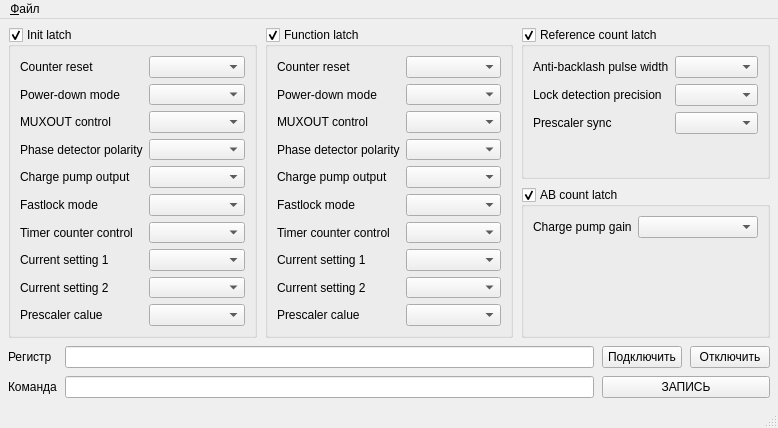
Above: mainwindow.ui from igrekus/adf3114 before the change. Below: the same form after it.
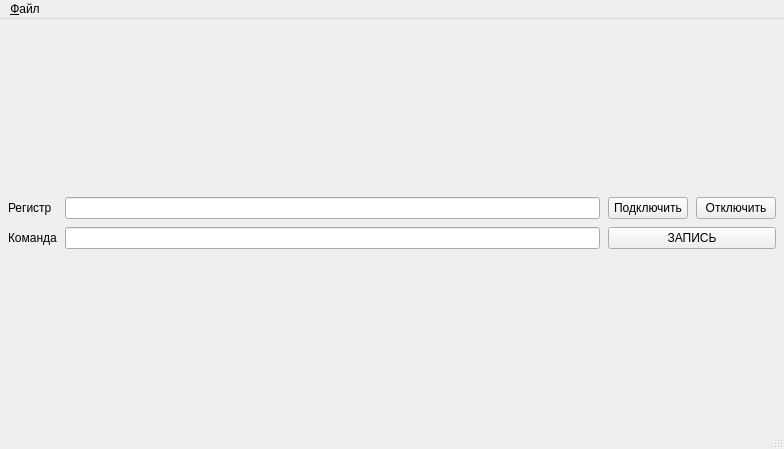
That is the form after the change.

Commit message: Add latch widgets

The edit to the form file:
```diff
--- a/mainwindow.ui
+++ b/mainwindow.ui
@@ -6,15 +6,15 @@
    <rect>
     <x>0</x>
     <y>0</y>
-    <width>778</width>
-    <height>428</height>
+    <width>784</width>
+    <height>449</height>
    </rect>
   </property>
   <property name="windowTitle">
    <string>Программатор для ADF3114</string>
   </property>
   <widget class="QWidget" name="centralwidget">
-   <layout class="QVBoxLayout" name="verticalLayout_6">
+   <layout class="QVBoxLayout" name="verticalLayout_5">
     <property name="spacing">
      <number>8</number>
     </property>
@@ -31,565 +31,7 @@
      <number>8</number>
     </property>
     <item>
-     <layout class="QHBoxLayout" name="horizontalLayout">
-      <item>
-       <widget class="QGroupBox" name="grpInit">
-        <property name="title">
-         <string>Init latch</string>
-        </property>
-        <property name="checkable">
-         <bool>true</bool>
-        </property>
-        <layout class="QVBoxLayout" name="verticalLayout_4">
-         <item>
-          <layout class="QFormLayout" name="formLayout_4">
-           <item row="0" column="0">
-            <widget class="QLabel" name="lblCountResetInit">
-             <property name="text">
-              <string>Counter reset</string>
-             </property>
-             <property name="buddy">
-              <cstring>comboCountResetFunc</cstring>
-             </property>
-            </widget>
-           </item>
-           <item row="0" column="1">
-            <widget class="QComboBox" name="comboCountResetInit">
-             <property name="minimumSize">
-              <size>
-               <width>0</width>
-               <height>20</height>
-              </size>
-             </property>
-            </widget>
-           </item>
-           <item row="1" column="0">
-            <widget class="QLabel" name="lblPowdownInit">
-             <property name="text">
-              <string>Power-down mode</string>
-             </property>
-             <property name="buddy">
-              <cstring>comboPowdownFunc</cstring>
-             </property>
-            </widget>
-           </item>
-           <item row="1" column="1">
-            <widget class="QComboBox" name="comboPowdownInit">
-             <property name="minimumSize">
-              <size>
-               <width>0</width>
-               <height>20</height>
-              </size>
-             </property>
-            </widget>
-           </item>
-           <item row="2" column="0">
-            <widget class="QLabel" name="lblMuxoutInit">
-             <property name="text">
-              <string>MUXOUT control</string>
-             </property>
-             <property name="buddy">
-              <cstring>comboMuxoutFunc</cstring>
-             </property>
-            </widget>
-           </item>
-           <item row="2" column="1">
-            <widget class="QComboBox" name="comboMuxoutInit">
-             <property name="minimumSize">
-              <size>
-               <width>0</width>
-               <height>20</height>
-              </size>
-             </property>
-            </widget>
-           </item>
-           <item row="3" column="0">
-            <widget class="QLabel" name="lblPdPolarityInit">
-             <property name="text">
-              <string>Phase detector polarity</string>
-             </property>
-             <property name="buddy">
-              <cstring>comboPdPolarityFunc</cstring>
-             </property>
-            </widget>
-           </item>
-           <item row="3" column="1">
-            <widget class="QComboBox" name="comboPdPolarityInit">
-             <property name="minimumSize">
-              <size>
-               <width>0</width>
-               <height>20</height>
-              </size>
-             </property>
-            </widget>
-           </item>
-           <item row="4" column="0">
-            <widget class="QLabel" name="lblCpOutInit">
-             <property name="text">
-              <string>Charge pump output</string>
-             </property>
-             <property name="buddy">
-              <cstring>comboCpOutFunc</cstring>
-             </property>
-            </widget>
-           </item>
-           <item row="4" column="1">
-            <widget class="QComboBox" name="comboCpOutInit">
-             <property name="minimumSize">
-              <size>
-               <width>0</width>
-               <height>20</height>
-              </size>
-             </property>
-            </widget>
-           </item>
-           <item row="5" column="0">
-            <widget class="QLabel" name="lblFastlockInit">
-             <property name="text">
-              <string>Fastlock mode</string>
-             </property>
-             <property name="buddy">
-              <cstring>comboFastlockFunc</cstring>
-             </property>
-            </widget>
-           </item>
-           <item row="5" column="1">
-            <widget class="QComboBox" name="comboFastlockInit">
-             <property name="minimumSize">
-              <size>
-               <width>0</width>
-               <height>20</height>
-              </size>
-             </property>
-            </widget>
-           </item>
-           <item row="6" column="0">
-            <widget class="QLabel" name="lblTimerInit">
-             <property name="text">
-              <string>Timer counter control</string>
-             </property>
-             <property name="buddy">
-              <cstring>comboTimerFunc</cstring>
-             </property>
-            </widget>
-           </item>
-           <item row="6" column="1">
-            <widget class="QComboBox" name="comboTimerInit">
-             <property name="minimumSize">
-              <size>
-               <width>0</width>
-               <height>20</height>
-              </size>
-             </property>
-            </widget>
-           </item>
-           <item row="7" column="0">
-            <widget class="QLabel" name="lblCurrent1Init">
-             <property name="text">
-              <string>Current setting 1</string>
-             </property>
-             <property name="buddy">
-              <cstring>comboCurrent1Func</cstring>
-             </property>
-            </widget>
-           </item>
-           <item row="7" column="1">
-            <widget class="QComboBox" name="comboCurrent1Init">
-             <property name="minimumSize">
-              <size>
-               <width>0</width>
-               <height>20</height>
-              </size>
-             </property>
-            </widget>
-           </item>
-           <item row="8" column="0">
-            <widget class="QLabel" name="lblCurrent2Init">
-             <property name="text">
-              <string>Current setting 2</string>
-             </property>
-             <property name="buddy">
-              <cstring>comboCurrent2Func</cstring>
-             </property>
-            </widget>
-           </item>
-           <item row="8" column="1">
-            <widget class="QComboBox" name="comboCurrent2Init">
-             <property name="minimumSize">
-              <size>
-               <width>0</width>
-               <height>20</height>
-              </size>
-             </property>
-            </widget>
-           </item>
-           <item row="9" column="0">
-            <widget class="QLabel" name="lblPrescalerInit">
-             <property name="text">
-              <string>Prescaler calue</string>
-             </property>
-             <property name="buddy">
-              <cstring>comboPrescalerFunc</cstring>
-             </property>
-            </widget>
-           </item>
-           <item row="9" column="1">
-            <widget class="QComboBox" name="comboPrescalerInit">
-             <property name="minimumSize">
-              <size>
-               <width>0</width>
-               <height>20</height>
-              </size>
-             </property>
-            </widget>
-           </item>
-          </layout>
-         </item>
-        </layout>
-       </widget>
-      </item>
-      <item>
-       <widget class="QGroupBox" name="grpFunc">
-        <property name="title">
-         <string>Function latch</string>
-        </property>
-        <property name="checkable">
-         <bool>true</bool>
-        </property>
-        <layout class="QVBoxLayout" name="verticalLayout_3">
-         <item>
-          <layout class="QFormLayout" name="formLayout_3">
-           <item row="0" column="0">
-            <widget class="QLabel" name="lblCountResetFunc">
-             <property name="text">
-              <string>Counter reset</string>
-             </property>
-             <property name="buddy">
-              <cstring>comboCountResetFunc</cstring>
-             </property>
-            </widget>
-           </item>
-           <item row="0" column="1">
-            <widget class="QComboBox" name="comboCountResetFunc">
-             <property name="minimumSize">
-              <size>
-               <width>0</width>
-               <height>20</height>
-              </size>
-             </property>
-            </widget>
-           </item>
-           <item row="1" column="0">
-            <widget class="QLabel" name="lblPowdownFunc">
-             <property name="text">
-              <string>Power-down mode</string>
-             </property>
-             <property name="buddy">
-              <cstring>comboPowdownFunc</cstring>
-             </property>
-            </widget>
-           </item>
-           <item row="1" column="1">
-            <widget class="QComboBox" name="comboPowdownFunc">
-             <property name="minimumSize">
-              <size>
-               <width>0</width>
-               <height>20</height>
-              </size>
-             </property>
-            </widget>
-           </item>
-           <item row="2" column="0">
-            <widget class="QLabel" name="lblMuxoutFunc">
-             <property name="text">
-              <string>MUXOUT control</string>
-             </property>
-             <property name="buddy">
-              <cstring>comboMuxoutFunc</cstring>
-             </property>
-            </widget>
-           </item>
-           <item row="2" column="1">
-            <widget class="QComboBox" name="comboMuxoutFunc">
-             <property name="minimumSize">
-              <size>
-               <width>0</width>
-               <height>20</height>
-              </size>
-             </property>
-            </widget>
-           </item>
-           <item row="3" column="0">
-            <widget class="QLabel" name="lblPdPolarityFunc">
-             <property name="text">
-              <string>Phase detector polarity</string>
-             </property>
-             <property name="buddy">
-              <cstring>comboPdPolarityFunc</cstring>
-             </property>
-            </widget>
-           </item>
-           <item row="3" column="1">
-            <widget class="QComboBox" name="comboPdPolarityFunc">
-             <property name="minimumSize">
-              <size>
-               <width>0</width>
-               <height>20</height>
-              </size>
-             </property>
-            </widget>
-           </item>
-           <item row="4" column="0">
-            <widget class="QLabel" name="lblCpOutFunc">
-             <property name="text">
-              <string>Charge pump output</string>
-             </property>
-             <property name="buddy">
-              <cstring>comboCpOutFunc</cstring>
-             </property>
-            </widget>
-           </item>
-           <item row="4" column="1">
-            <widget class="QComboBox" name="comboCpOutFunc">
-             <property name="minimumSize">
-              <size>
-               <width>0</width>
-               <height>20</height>
-              </size>
-             </property>
-            </widget>
-           </item>
-           <item row="5" column="0">
-            <widget class="QLabel" name="lblFastlockFunc">
-             <property name="text">
-              <string>Fastlock mode</string>
-             </property>
-             <property name="buddy">
-              <cstring>comboFastlockFunc</cstring>
-             </property>
-            </widget>
-           </item>
-           <item row="5" column="1">
-            <widget class="QComboBox" name="comboFastlockFunc">
-             <property name="minimumSize">
-              <size>
-               <width>0</width>
-               <height>20</height>
-              </size>
-             </property>
-            </widget>
-           </item>
-           <item row="6" column="0">
-            <widget class="QLabel" name="lblTimerFunc">
-             <property name="text">
-              <string>Timer counter control</string>
-             </property>
-             <property name="buddy">
-              <cstring>comboTimerFunc</cstring>
-             </property>
-            </widget>
-           </item>
-           <item row="6" column="1">
-            <widget class="QComboBox" name="comboTimerFunc">
-             <property name="minimumSize">
-              <size>
-               <width>0</width>
-               <height>20</height>
-              </size>
-             </property>
-            </widget>
-           </item>
-           <item row="7" column="0">
-            <widget class="QLabel" name="lblCurrent1Func">
-             <property name="text">
-              <string>Current setting 1</string>
-             </property>
-             <property name="buddy">
-              <cstring>comboCurrent1Func</cstring>
-             </property>
-            </widget>
-           </item>
-           <item row="7" column="1">
-            <widget class="QComboBox" name="comboCurrent1Func">
-             <property name="minimumSize">
-              <size>
-               <width>0</width>
-               <height>20</height>
-              </size>
-             </property>
-            </widget>
-           </item>
-           <item row="8" column="0">
-            <widget class="QLabel" name="lblCurrent2Func">
-             <property name="text">
-              <string>Current setting 2</string>
-             </property>
-             <property name="buddy">
-              <cstring>comboCurrent2Func</cstring>
-             </property>
-            </widget>
-           </item>
-           <item row="8" column="1">
-            <widget class="QComboBox" name="comboCurrent2Func">
-             <property name="minimumSize">
-              <size>
-               <width>0</width>
-               <height>20</height>
-              </size>
-             </property>
-            </widget>
-           </item>
-           <item row="9" column="0">
-            <widget class="QLabel" name="lblPrescalerFunc">
-             <property name="text">
-              <string>Prescaler calue</string>
-             </property>
-             <property name="buddy">
-              <cstring>comboPrescalerFunc</cstring>
-             </property>
-            </widget>
-           </item>
-           <item row="9" column="1">
-            <widget class="QComboBox" name="comboPrescalerFunc">
-             <property name="minimumSize">
-              <size>
-               <width>0</width>
-               <height>20</height>
-              </size>
-             </property>
-            </widget>
-           </item>
-          </layout>
-         </item>
-        </layout>
-       </widget>
-      </item>
-      <item>
-       <layout class="QVBoxLayout" name="verticalLayout_5">
-        <item>
-         <widget class="QGroupBox" name="grpRefcount">
-          <property name="enabled">
-           <bool>true</bool>
-          </property>
-          <property name="title">
-           <string>Reference count latch</string>
-          </property>
-          <property name="checkable">
-           <bool>true</bool>
-          </property>
-          <layout class="QVBoxLayout" name="verticalLayout">
-           <item>
-            <layout class="QFormLayout" name="flRefcount">
-             <item row="0" column="0">
-              <widget class="QLabel" name="lblAntibacklash">
-               <property name="text">
-                <string>Anti-backlash pulse width</string>
-               </property>
-               <property name="buddy">
-                <cstring>comboAntibacklash</cstring>
-               </property>
-              </widget>
-             </item>
-             <item row="0" column="1">
-              <widget class="QComboBox" name="comboAntibacklash">
-               <property name="minimumSize">
-                <size>
-                 <width>0</width>
-                 <height>20</height>
-                </size>
-               </property>
-              </widget>
-             </item>
-             <item row="1" column="0">
-              <widget class="QLabel" name="lblLockDetectPrec">
-               <property name="toolTip">
-                <string/>
-               </property>
-               <property name="text">
-                <string>Lock detection precision</string>
-               </property>
-               <property name="buddy">
-                <cstring>comboLockDetectPrec</cstring>
-               </property>
-              </widget>
-             </item>
-             <item row="1" column="1">
-              <widget class="QComboBox" name="comboLockDetectPrec">
-               <property name="minimumSize">
-                <size>
-                 <width>0</width>
-                 <height>20</height>
-                </size>
-               </property>
-              </widget>
-             </item>
-             <item row="2" column="0">
-              <widget class="QLabel" name="lblSync">
-               <property name="text">
-                <string>Prescaler sync</string>
-               </property>
-               <property name="buddy">
-                <cstring>comboSync</cstring>
-               </property>
-              </widget>
-             </item>
-             <item row="2" column="1">
-              <widget class="QComboBox" name="comboSync">
-               <property name="minimumSize">
-                <size>
-                 <width>0</width>
-                 <height>20</height>
-                </size>
-               </property>
-              </widget>
-             </item>
-            </layout>
-           </item>
-          </layout>
-         </widget>
-        </item>
-        <item>
-         <widget class="QGroupBox" name="grpNcount">
-          <property name="title">
-           <string>AB count latch</string>
-          </property>
-          <property name="flat">
-           <bool>false</bool>
-          </property>
-          <property name="checkable">
-           <bool>true</bool>
-          </property>
-          <layout class="QVBoxLayout" name="verticalLayout_2">
-           <item>
-            <layout class="QFormLayout" name="flAbcount">
-             <item row="0" column="0">
-              <widget class="QLabel" name="lblCpGain">
-               <property name="text">
-                <string>Charge pump gain</string>
-               </property>
-               <property name="buddy">
-                <cstring>comboCpGain</cstring>
-               </property>
-              </widget>
-             </item>
-             <item row="0" column="1">
-              <widget class="QComboBox" name="comboCpGain">
-               <property name="minimumSize">
-                <size>
-                 <width>0</width>
-                 <height>20</height>
-                </size>
-               </property>
-              </widget>
-             </item>
-            </layout>
-           </item>
-          </layout>
-         </widget>
-        </item>
-       </layout>
-      </item>
-     </layout>
+     <layout class="QGridLayout" name="gridLatch"/>
     </item>
     <item>
      <layout class="QGridLayout" name="gridLayout">
@@ -651,8 +93,8 @@
     <rect>
      <x>0</x>
      <y>0</y>
-     <width>778</width>
-     <height>21</height>
+     <width>784</width>
+     <height>22</height>
     </rect>
    </property>
    <widget class="QMenu" name="menu">
```
The commit also changes 1 other file.
